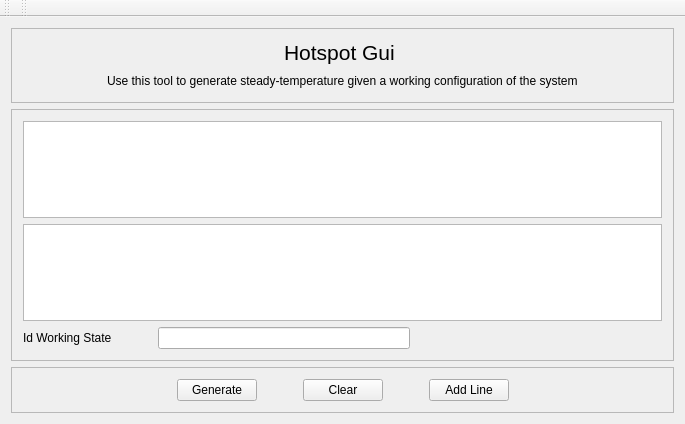
Qt form Hotspot_Gui/mainwindow.ui (AndreaCorna/dependable_projects) before a commit.
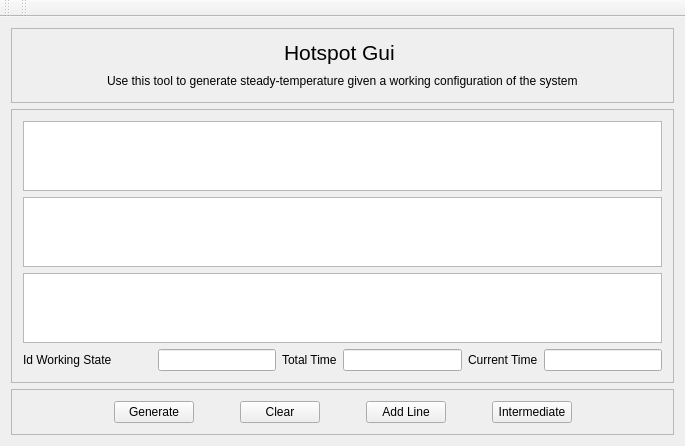
The same form after that commit.

What changed in the file:
```diff
--- a/Hotspot_Gui/mainwindow.ui
+++ b/Hotspot_Gui/mainwindow.ui
@@ -135,6 +135,9 @@
            <item>
             <widget class="QTableWidget" name="tableWidget_2"/>
            </item>
+           <item>
+            <widget class="QTableWidget" name="tableWidget_3"/>
+           </item>
            <item>
             <layout class="QHBoxLayout" name="horizontalLayout">
              <item>
@@ -164,17 +167,24 @@
               <widget class="QLineEdit" name="idLine"/>
              </item>
              <item>
-              <spacer name="horizontalSpacer_10">
-               <property name="orientation">
-                <enum>Qt::Horizontal</enum>
+              <widget class="QLabel" name="label_4">
+               <property name="text">
+                <string>Total Time</string>
                </property>
-               <property name="sizeHint" stdset="0">
-                <size>
-                 <width>40</width>
-                 <height>20</height>
-                </size>
+              </widget>
+             </item>
+             <item>
+              <widget class="QLineEdit" name="totalTime"/>
+             </item>
+             <item>
+              <widget class="QLabel" name="label_5">
+               <property name="text">
+                <string>Current Time</string>
                </property>
-              </spacer>
+              </widget>
+             </item>
+             <item>
+              <widget class="QLineEdit" name="currentTime"/>
              </item>
             </layout>
            </item>
@@ -266,6 +276,29 @@
              </property>
             </widget>
            </item>
+           <item>
+            <spacer name="horizontalSpacer_11">
+             <property name="orientation">
+              <enum>Qt::Horizontal</enum>
+             </property>
+             <property name="sizeType">
+              <enum>QSizePolicy::Fixed</enum>
+             </property>
+             <property name="sizeHint" stdset="0">
+              <size>
+               <width>40</width>
+               <height>20</height>
+              </size>
+             </property>
+            </spacer>
+           </item>
+           <item>
+            <widget class="QPushButton" name="intermediate">
+             <property name="text">
+              <string>Intermediate</string>
+             </property>
+            </widget>
+           </item>
            <item>
             <spacer name="horizontalSpacer_3">
              <property name="orientation">
```
Left out of the diff: 29 changed lines with no effect on the pictures.
